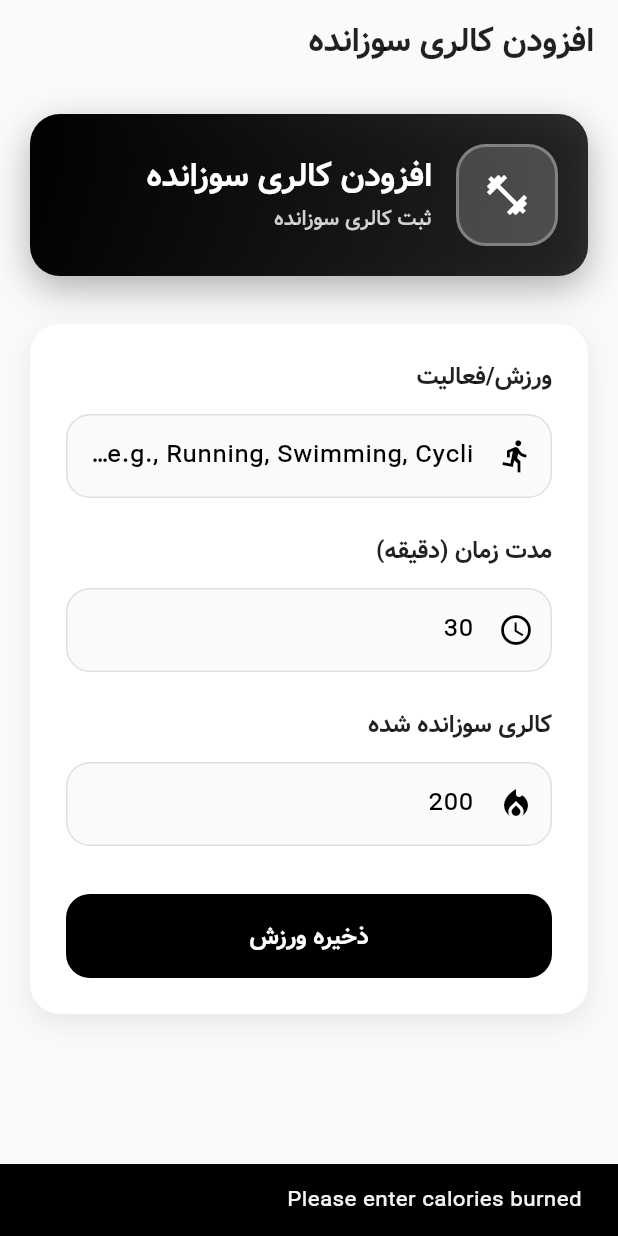
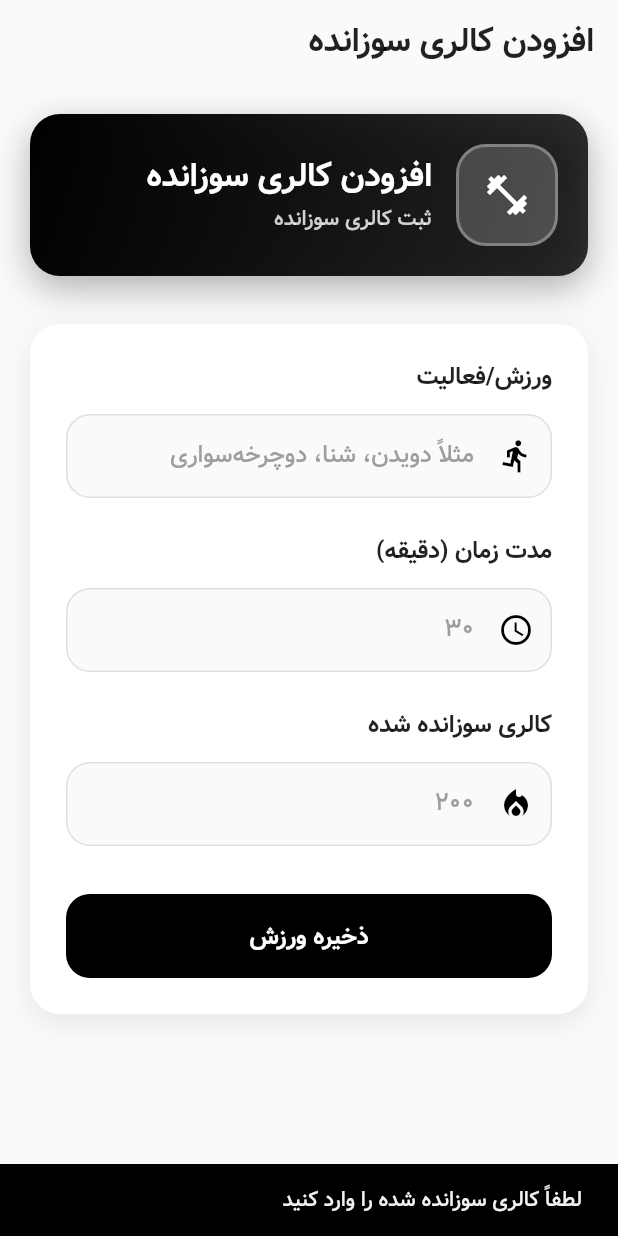
Before and after one commit to erfaneillat/logme, a Flutter app: the AddExercisePage screen opened by its route, after a tap on "ذخیره ورزش", on a phone screen of 412 x 824 dp. Run offline on Flutter 3.47's test engine with Material 3 defaults, Android fonts, the phone set to English and light mode, and no system bars; our stand-ins replace dio, easy_localization, fl_chart, flutter_form_builder, flutter_hooks, flutter_riverpod and 9 more; accounts and stored records are empty; generated files the repository leaves out were written again; statements that could not run were skipped.

Commit message:
feat(home): add localized hints and error messages to exercise input fields
- Add translation keys for exercise hint, duration hint, calories hint, input validation messages, and units in en-US and fa-IR
- Update AddExercisePage to use localized strings for input field hints and suffixes
- Replace hardcoded error messages with localized versions using translation keys
- Ensure consistent styling for hint texts in input decorations
- Use translation argument for dynamic error message display

```diff
--- a/assets/translations/en-US.json
+++ b/assets/translations/en-US.json
@@ -147,7 +147,15 @@
         "streak_title": "Day streak",
         "streak_message": "You're on fire! Every day matters for hitting your goal!",
         "continue": "Continue",
-        "rollover_calories": "rollover calories"
+        "rollover_calories": "rollover calories",
+        "exercise_hint": "e.g., Running, Swimming, Cycling",
+        "duration_hint": "30",
+        "calories_hint": "200",
+        "please_enter_calories": "Please enter calories burned",
+        "please_enter_valid_calories": "Please enter a valid number for calories burned",
+        "error_prefix": "Error: {}",
+        "unit_minutes": "min",
+        "unit_calories": "cal"
     },
     "settings": {
         "title": "Settings",
--- a/assets/translations/fa-IR.json
+++ b/assets/translations/fa-IR.json
@@ -147,7 +147,15 @@
         "streak_title": "زنجیره روزانه",
         "streak_message": "عالیه! هر روز برای رسیدن به هدفت مهمه!",
         "continue": "ادامه",
-        "rollover_calories": "کالری منتقل شده"
+        "rollover_calories": "کالری منتقل شده",
+        "exercise_hint": "مثلاً دویدن، شنا، دوچرخه‌سواری",
+        "duration_hint": "۳۰",
+        "calories_hint": "۲۰۰",
+        "please_enter_calories": "لطفاً کالری سوزانده شده را وارد کنید",
+        "please_enter_valid_calories": "لطفاً عدد معتبری برای کالری سوزانده شده وارد کنید",
+        "error_prefix": "خطا: {}",
+        "unit_minutes": "دقیقه",
+        "unit_calories": "کالری"
     },
     "settings": {
         "title": "تنظیمات",
--- a/lib/features/home/pages/add_exercise_page.dart
+++ b/lib/features/home/pages/add_exercise_page.dart
@@ -154,7 +154,8 @@ class AddExercisePage extends HookConsumerWidget {
                     TextFormField(
                       controller: exerciseController,
                       decoration: InputDecoration(
-                        hintText: 'e.g., Running, Swimming, Cycling',
+                        hintText: 'home.exercise_hint'.tr(),
+                        hintStyle: TextStyle(color: Colors.grey),
                         prefixIcon: const Icon(Icons.directions_run),
                         border: OutlineInputBorder(
                           borderRadius: BorderRadius.circular(16),
@@ -190,11 +191,10 @@ class AddExercisePage extends HookConsumerWidget {
                       keyboardType: TextInputType.number,
                       inputFormatters: [FilteringTextInputFormatter.digitsOnly],
                       decoration: InputDecoration(
-                        hintText: '30',
+                        hintText: 'home.duration_hint'.tr(),
+                        hintStyle: TextStyle(color: Colors.grey),
                         prefixIcon: const Icon(Icons.access_time),
-                        suffixText: context.locale.languageCode == 'fa'
-                            ? 'دقیقه'
-                            : 'min',
+                        suffixText: 'home.unit_minutes'.tr(),
                         border: OutlineInputBorder(
                           borderRadius: BorderRadius.circular(16),
                           borderSide: BorderSide(color: Colors.grey.shade300),
@@ -229,11 +229,10 @@ class AddExercisePage extends HookConsumerWidget {
                       keyboardType: TextInputType.number,
                       inputFormatters: [FilteringTextInputFormatter.digitsOnly],
                       decoration: InputDecoration(
-                        hintText: '200',
+                        hintText: 'home.calories_hint'.tr(),
+                        hintStyle: TextStyle(color: Colors.grey),
                         prefixIcon: const Icon(Icons.local_fire_department),
-                        suffixText: context.locale.languageCode == 'fa'
-                            ? 'کالری'
-                            : 'cal',
+                        suffixText: 'home.unit_calories'.tr(),
                         border: OutlineInputBorder(
                           borderRadius: BorderRadius.circular(16),
                           borderSide: BorderSide(color: Colors.grey.shade300),
@@ -264,8 +263,8 @@ class AddExercisePage extends HookConsumerWidget {
                                 if (caloriesController.text.isEmpty) {
                                   ScaffoldMessenger.of(context).showSnackBar(
                                     SnackBar(
-                                      content:
-                                          Text('Please enter calories burned'),
+                                      content: Text(
+                                          'home.please_enter_calories'.tr()),
                                     ),
                                   );
                                   return;
@@ -278,7 +277,8 @@ class AddExercisePage extends HookConsumerWidget {
                                   ScaffoldMessenger.of(context).showSnackBar(
                                     SnackBar(
                                       content: Text(
-                                          'Please enter a valid number for calories burned'),
+                                          'home.please_enter_valid_calories'
+                                              .tr()),
                                     ),
                                   );
                                   return;
@@ -332,7 +332,8 @@ class AddExercisePage extends HookConsumerWidget {
                                   if (context.mounted) {
                                     ScaffoldMessenger.of(context).showSnackBar(
                                       SnackBar(
-                                        content: Text('Error: $e'),
+                                        content: Text('home.error_prefix'
+                                            .tr(args: [e.toString()])),
                                         backgroundColor: Colors.red,
                                       ),
                                     );
```
